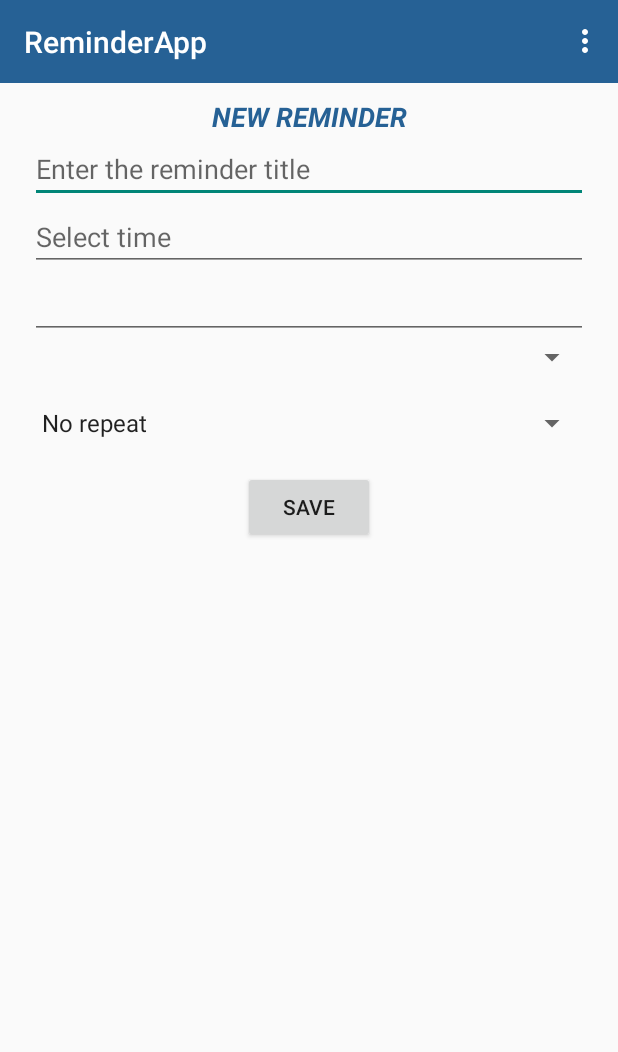
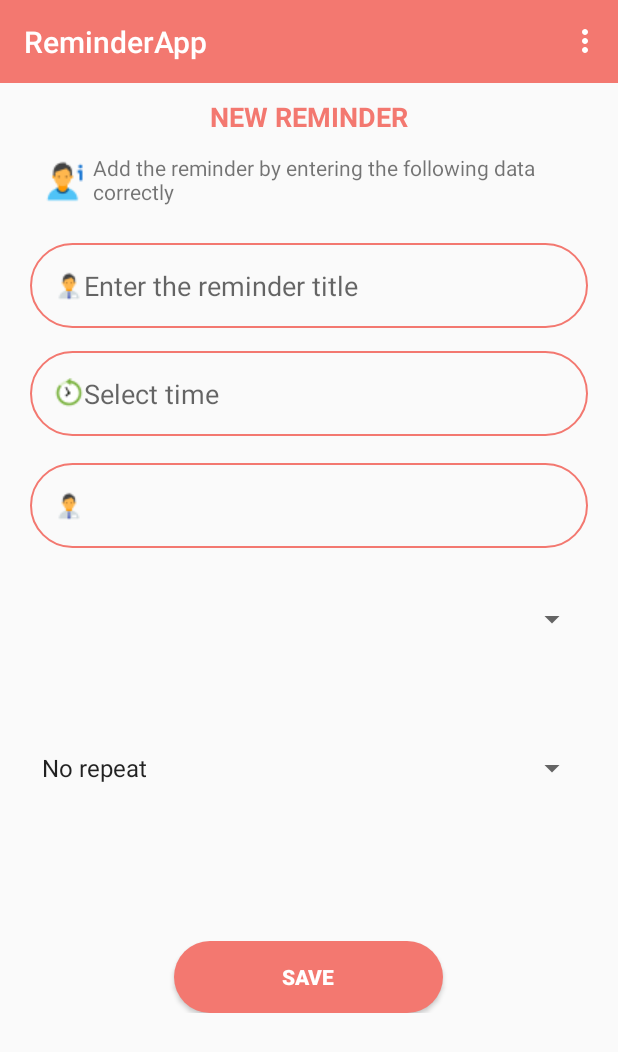
Before and after one commit to janertorrales2016/PROJECT, an Android app: the AddRecordatorioActivity screen opened directly, with no data from a screen before it, on a phone screen of 412 x 824 dp. Shown: the top 1052 px of the screen. Run offline under Robolectric (Android 15) with nearby library versions, the phone set to English and light mode, and no system bars; our stand-ins replace Firebase (no records; nobody signed in at launch, a user with empty details on screens opened directly); 1 statement that could not run was skipped.

Commit message:
Diseño - New Reminder

```diff
--- a/app/src/main/res/layout/activity_add_disp.xml
+++ b/app/src/main/res/layout/activity_add_disp.xml
@@ -89,9 +89,11 @@
         android:textColorLink="#266195" />
 
     <LinearLayout
-        android:layout_width="match_parent"
-        android:layout_height="159dp"
+        android:layout_width="396dp"
+        android:layout_height="170dp"
         android:layout_below="@+id/txtMac"
+        android:layout_alignParentEnd="true"
+        android:layout_marginTop="-8dp"
         android:gravity="center">
 
         <Button
--- a/app/src/main/res/layout/activity_add_recordatorio.xml
+++ b/app/src/main/res/layout/activity_add_recordatorio.xml
@@ -5,6 +5,29 @@
     android:layout_width="match_parent"
     android:layout_height="match_parent"
     tools:context=".AddRecordatorioActivity">
+
+    <ImageView
+        android:id="@+id/imageView"
+        android:layout_width="wrap_content"
+        android:layout_height="wrap_content"
+        android:layout_alignParentStart="true"
+        android:layout_alignParentTop="true"
+        android:layout_marginStart="28dp"
+        android:layout_marginTop="106dp"
+        app:srcCompat="@drawable/info_20px" />
+
+    <TextView
+        android:id="@+id/textView15"
+        android:layout_width="wrap_content"
+        android:layout_height="wrap_content"
+        android:layout_alignParentStart="true"
+        android:layout_alignParentTop="true"
+        android:layout_alignParentEnd="true"
+        android:layout_marginStart="62dp"
+        android:layout_marginTop="102dp"
+        android:layout_marginEnd="31dp"
+        android:text="Add the reminder by entering the following data correctly"
+        android:textAlignment="viewStart" />
 
     <include
         android:id="@+id/toolbar"
@@ -22,73 +45,93 @@
         android:id="@+id/tvTituloNuevo"
         android:layout_width="match_parent"
         android:layout_height="wrap_content"
-        android:text="NEW REMINDER"
-        android:textColor="#266195"
-        android:gravity="center"
         android:layout_below="@+id/toolbar"
         android:layout_marginTop="10dp"
+        android:gravity="center"
+        android:text="NEW REMINDER"
+        android:textAlignment="center"
+        android:textColor="@color/colorGreen"
         android:textSize="18sp"
-        android:textAlignment="center"
-        android:textStyle="bold|italic" />
+        android:textStyle="bold" />
 
     <EditText
         android:id="@+id/tituloRecordatorio"
         android:layout_width="match_parent"
         android:layout_height="wrap_content"
         android:layout_below="@+id/tvTituloNuevo"
+        android:layout_centerHorizontal="true"
         android:layout_marginStart="20dp"
+        android:layout_marginTop="72dp"
         android:layout_marginEnd="20dp"
         android:hint="Enter the reminder title"
         android:textColorHighlight="#266195"
+        android:background="@drawable/round_border"
+        android:drawableStart="@drawable/collaborator_male_20px"
+        android:padding="16dp"
         android:textColorLink="#266195" />
+
+    <EditText
+        android:id="@+id/fecha"
+        android:layout_width="match_parent"
+        android:layout_height="wrap_content"
+        android:layout_below="@+id/hora"
+        android:layout_centerHorizontal="true"
+        android:layout_marginStart="20dp"
+        android:layout_marginTop="18dp"
+        android:layout_marginEnd="20dp"
+        android:background="@drawable/round_border"
+        android:clickable="true"
+        android:drawableStart="@drawable/collaborator_male_20px"
+        android:focusable="false"
+        android:inputType="time"
+        android:maxLines="1"
+        android:padding="16dp"
+        android:textAlignment="viewStart" />
+
+    <Spinner
+        android:id="@+id/splistadispositivos"
+        android:layout_width="match_parent"
+        android:layout_height="wrap_content"
+        android:layout_below="@+id/fecha"
+        android:layout_centerHorizontal="true"
+        android:layout_marginStart="20dp"
+        android:layout_marginTop="35dp"
+        android:layout_marginEnd="20dp"
+        android:hint="Seleccione dispositivo "
+        android:textAlignment="viewStart" />
 
     <EditText
         android:id="@+id/hora"
         android:layout_width="match_parent"
         android:layout_height="wrap_content"
         android:layout_below="@+id/tituloRecordatorio"
+        android:layout_centerHorizontal="true"
         android:layout_marginStart="20dp"
+        android:layout_marginTop="15dp"
         android:layout_marginEnd="20dp"
+        android:background="@drawable/round_border"
+        android:clickable="true"
+        android:drawableStart="@drawable/time_machine_20px"
+        android:focusable="false"
+        android:hint="Select time"
         android:inputType="time"
-        android:focusable="false"
         android:maxLines="1"
-        android:clickable="true"
         android:onClick="clickTextView"
-        android:hint="Select time"
-        android:textAlignment="viewStart"/>
-
-    <EditText
-        android:id="@+id/fecha"
-        android:layout_width="match_parent"
-        android:layout_height="wrap_content"
-        android:layout_below="@+id/hora"
-        android:layout_marginStart="20dp"
-        android:layout_marginEnd="20dp"
-        android:inputType="time"
-        android:focusable="false"
-        android:maxLines="1"
-        android:clickable="true"
-        android:textAlignment="viewStart"/>
-
-    <Spinner
-        android:id="@+id/splistadispositivos"
-        android:layout_width="match_parent"
-        android:layout_height="wrap_content"
-        android:layout_marginStart="20dp"
-        android:layout_marginEnd="20dp"
-        android:layout_below="@+id/fecha"
-        android:textAlignment="viewStart"
-        android:hint="Seleccione dispositivo "/>'
+        android:padding="16dp"
+        android:textAlignment="viewStart" />
 
     <Spinner
         android:id="@+id/sprepetirrecordatorio"
         android:layout_width="match_parent"
         android:layout_height="wrap_content"
+        android:layout_below="@+id/splistadispositivos"
         android:layout_marginStart="20dp"
+        android:layout_marginTop="55dp"
         android:layout_marginEnd="20dp"
-        android:layout_below="@+id/splistadispositivos"
-        android:textAlignment="viewStart"
-        android:hint="Repeticion"/>
+        android:hint="Repeticion"
+        android:textAlignment="viewStart" />
+
+    '
 
     <!--<EditText
         android:id="@+id/numeroRepeticiones"
@@ -104,13 +147,19 @@
         android:layout_width="fill_parent"
         android:layout_height="wrap_content"
         android:layout_below="@+id/sprepetirrecordatorio"
+        android:layout_alignParentStart="true"
+        android:layout_marginTop="83dp"
         android:gravity="center">
+
         <Button
             android:id="@+id/btnAgregarRecordatorio"
+            android:layout_width="179dp"
+            android:layout_height="wrap_content"
+            android:background="@drawable/round_bg"
+            android:onClick="agregarRecordatorio"
             android:text="Save"
-            android:layout_width="wrap_content"
-            android:layout_height="wrap_content"
-            android:onClick="agregarRecordatorio"/>
+            android:textColor="#FFFFFF"
+            android:textStyle="bold" />
 
     </LinearLayout>
 
--- a/app/src/main/res/layout/toolbar.xml
+++ b/app/src/main/res/layout/toolbar.xml
@@ -4,7 +4,7 @@
     xmlns:tools="http://schemas.android.com/tools"
     android:layout_width="match_parent"
     android:layout_height="55dp"
-    android:background="#266195"
+    android:background="#f37870"
     android:theme="@style/ThemeOverlay.AppCompat.Dark.ActionBar"
     app:popupTheme="@style/ThemeOverlay.AppCompat.Light">
 
```
